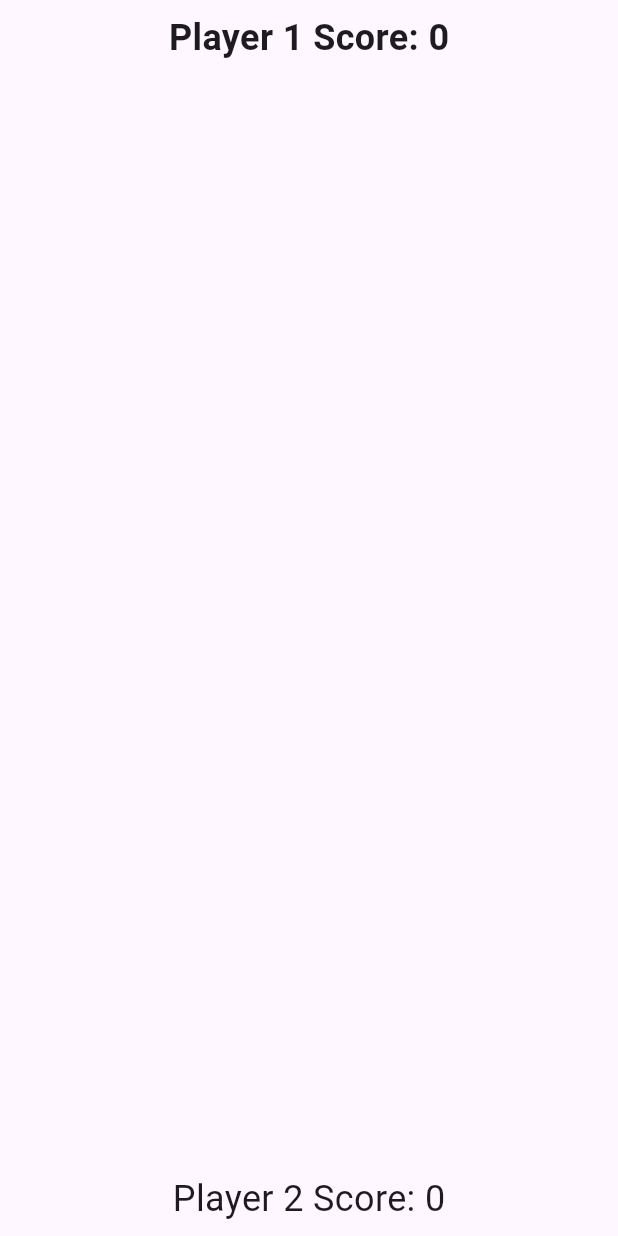
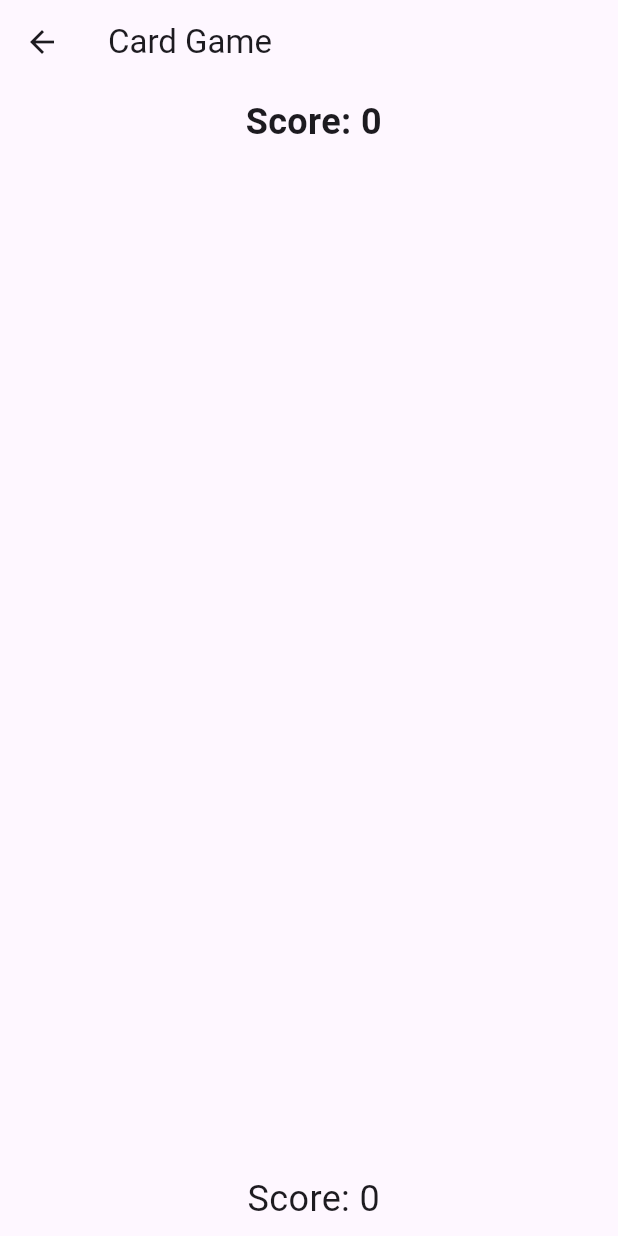
Before and after one commit to ZPatryk/cardgame3, a Flutter app: the ImageScreen screen opened directly with empty values, on a phone screen of 412 x 824 dp. Run offline on Flutter 3.47's test engine with Material 3 defaults, Android fonts, the phone set to English and light mode, and no system bars.

Commit message:
Dodanie feaczer'a umozliwiajcego wpisanie Nicków graczy

```diff
--- a/lib/image_screen.dart
+++ b/lib/image_screen.dart
@@ -3,8 +3,15 @@ import 'image_item.dart';
 
 class ImageScreen extends StatefulWidget {
   final List<ImageItem> images;
+  final String player1Name;
+  final String player2Name;
 
-  const ImageScreen({super.key, required this.images});
+  const ImageScreen({
+    super.key,
+    required this.images,
+    required this.player1Name,
+    required this.player2Name,
+  });
 
   @override
   _ImageScreenState createState() => _ImageScreenState();
@@ -63,32 +70,29 @@ class _ImageScreenState extends State<ImageScreen> {
 
   @override
   Widget build(BuildContext context) {
-    return Column(
+    return Scaffold(
+      appBar: AppBar(
+        title: const Text('Card Game'),
+      ),
+      body: Column(
         children: [
           Padding(
             padding: const EdgeInsets.all(8.0),
             child: Text(
-            'Player 1 Score: $_player1Score',
-            style: TextStyle(fontWeight: _currentPlayer==1 ? FontWeight.bold : FontWeight.normal,
-                fontSize: 24),
+              '${widget.player1Name} Score: $_player1Score',
+              style: TextStyle(
+                fontWeight: _currentPlayer == 1 ? FontWeight.bold : FontWeight.normal,
+                fontSize: 24,
               ),
             ),
-
-        /*Padding(
-          padding: const EdgeInsets.all(8.0),
-          child: Text(
-            'Current Player: Player $_currentPlayer',
-            style: const TextStyle(fontSize: 20,),
           ),
-        ),
-         */
           Expanded(
             child: GridView.builder(
               gridDelegate: const SliverGridDelegateWithFixedCrossAxisCount(
                   crossAxisCount: 4,
-                crossAxisSpacing: 4.0,  // Odstęp między kolumnami
-                mainAxisSpacing: 4.0,  // Odstęp między wierszami
-                childAspectRatio: 0.75  // Stosunek szerokości do wysokości każdej kratki
+                  crossAxisSpacing: 4.0,
+                  mainAxisSpacing: 4.0,
+                  childAspectRatio: 0.75
               ),
               itemCount: widget.images.length,
               itemBuilder: (context, index) {
@@ -122,12 +126,15 @@ class _ImageScreenState extends State<ImageScreen> {
           Padding(
             padding: const EdgeInsets.all(8.0),
             child: Text(
-            'Player 2 Score: $_player2Score',
-            style: TextStyle(fontWeight: _currentPlayer==2 ? FontWeight.bold : FontWeight.normal,
-              fontSize: 24,),
+              '${widget.player2Name} Score: $_player2Score',
+              style: TextStyle(
+                fontWeight: _currentPlayer == 2 ? FontWeight.bold : FontWeight.normal,
+                fontSize: 24,
+              ),
             ),
           ),
         ],
+      ),
     );
   }
 }
--- a/lib/main.dart
+++ b/lib/main.dart
@@ -1,8 +1,17 @@
 import 'package:flutter/material.dart';
-
-import 'my_app.dart';
-
+import 'start_screen.dart';
 
 void main() {
   runApp(const MyApp());
 }
+
+class MyApp extends StatelessWidget {
+  const MyApp({super.key});
+
+  @override
+  Widget build(BuildContext context) {
+    return MaterialApp(
+      home: StartScreen(),
+    );
+  }
+}
```
Also changed, not shown: lib/start_screen.dart (renamed from lib/my_app.dart, +40 -10 lines). Lines whose indentation alone changed are shown as unchanged.
